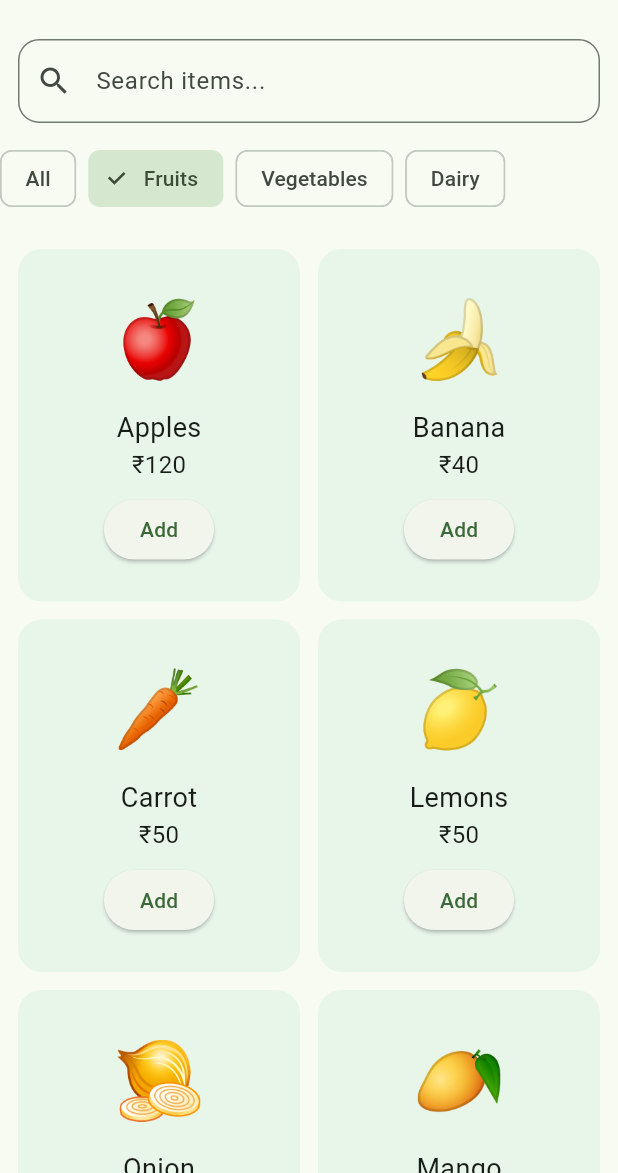
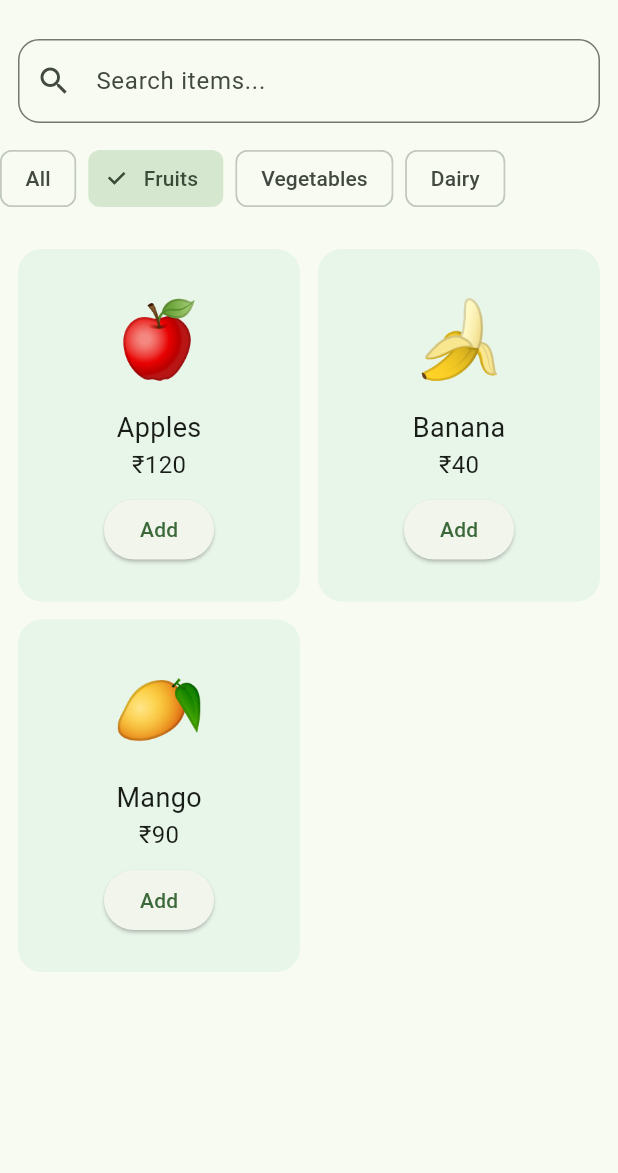
Before and after one commit to Arjun-flutter/grocery_app, a Flutter app: the screen it shows after launch, after a tap on "Fruits", on a phone screen of 412 x 824 dp, the part 63-1236 px from its top. Run offline on Flutter 3.47's test engine with Material 3 defaults, Android fonts, the phone set to English and light mode, and no system bars.

Commit message:
Update code

```diff
--- a/lib/data/fake_db.dart
+++ b/lib/data/fake_db.dart
@@ -5,9 +5,9 @@ class FakeDB {
     {"name": "Eggs", "price": 60, "image": "🥚", "cat": "Dairy"},
     {"name": "Apples", "price": 120, "image": "🍎", "cat": "Fruits"},
     {"name": "Banana", "price": 40, "image": "🍌", "cat": "Fruits"},
-    {"name": "Carrot", "price": 50, "image": "🥕", "cat": "Fruits"},
-    {"name": "Lemons", "price": 50, "image": "🍋", "cat": "Fruits"},
-    {"name": "Onion", "price": 50, "image": "🧅", "cat": "Fruits"},
+    {"name": "Carrot", "price": 50, "image": "🥕", "cat": "Vegetables"},
+    {"name": "Lemons", "price": 50, "image": "🍋", "cat": "Vegetables"},
+    {"name": "Onion", "price": 50, "image": "🧅", "cat": "Vegetables"},
     {"name": "Mango", "price": 90, "image": "🥭", "cat": "Fruits"},
   ];
 }
```
